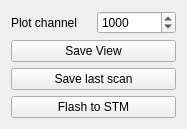
Before: the Qt Designer form other.ui in omega-photonics/dragon-pyBOTDR, drawn with Qt 5.
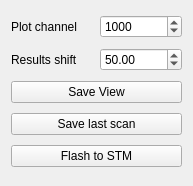
After: the same form once the commit is applied.

Commit message: Chebyshev adjusts number of polinomials. Tool for moving distances results. Form rearrangement

What changed in the file:
```diff
--- a/other.ui
+++ b/other.ui
@@ -6,21 +6,34 @@
    <rect>
     <x>0</x>
     <y>0</y>
-    <width>187</width>
-    <height>111</height>
+    <width>193</width>
+    <height>186</height>
    </rect>
   </property>
+  <property name="sizePolicy">
+   <sizepolicy hsizetype="Preferred" vsizetype="Maximum">
+    <horstretch>0</horstretch>
+    <verstretch>0</verstretch>
+   </sizepolicy>
+  </property>
   <property name="windowTitle">
    <string>Form</string>
   </property>
   <layout class="QGridLayout" name="gridLayout">
-   <item row="3" column="0" colspan="2">
+   <item row="4" column="0" colspan="2">
     <widget class="QPushButton" name="saveView">
      <property name="text">
       <string>Save View</string>
      </property>
     </widget>
    </item>
+   <item row="6" column="0" colspan="2">
+    <widget class="QPushButton" name="flashSTM">
+     <property name="text">
+      <string>Flash to STM</string>
+     </property>
+    </widget>
+   </item>
    <item row="0" column="1">
     <widget class="QSpinBox" name="plotChannel">
      <property name="maximum">
@@ -31,6 +44,13 @@
      </property>
     </widget>
    </item>
+   <item row="5" column="0" colspan="2">
+    <widget class="QPushButton" name="saveData">
+     <property name="text">
+      <string>Save last scan</string>
+     </property>
+    </widget>
+   </item>
    <item row="0" column="0">
     <widget class="QLabel" name="label">
      <property name="text">
@@ -38,17 +58,23 @@
      </property>
     </widget>
    </item>
-   <item row="4" column="0" colspan="2">
-    <widget class="QPushButton" name="saveData">
+   <item row="1" column="0">
+    <widget class="QLabel" name="label_2">
      <property name="text">
-      <string>Save last scan</string>
+      <string>Results shift</string>
      </property>
     </widget>
    </item>
-   <item row="5" column="0" colspan="2">
-    <widget class="QPushButton" name="flashSTM">
-     <property name="text">
-      <string>Flash to STM</string>
+   <item row="1" column="1">
+    <widget class="QDoubleSpinBox" name="shift">
+     <property name="minimum">
+      <double>-500.000000000000000</double>
+     </property>
+     <property name="maximum">
+      <double>500.000000000000000</double>
+     </property>
+     <property name="value">
+      <double>50.000000000000000</double>
      </property>
     </widget>
    </item>
```
The commit also changes 4 other files.
